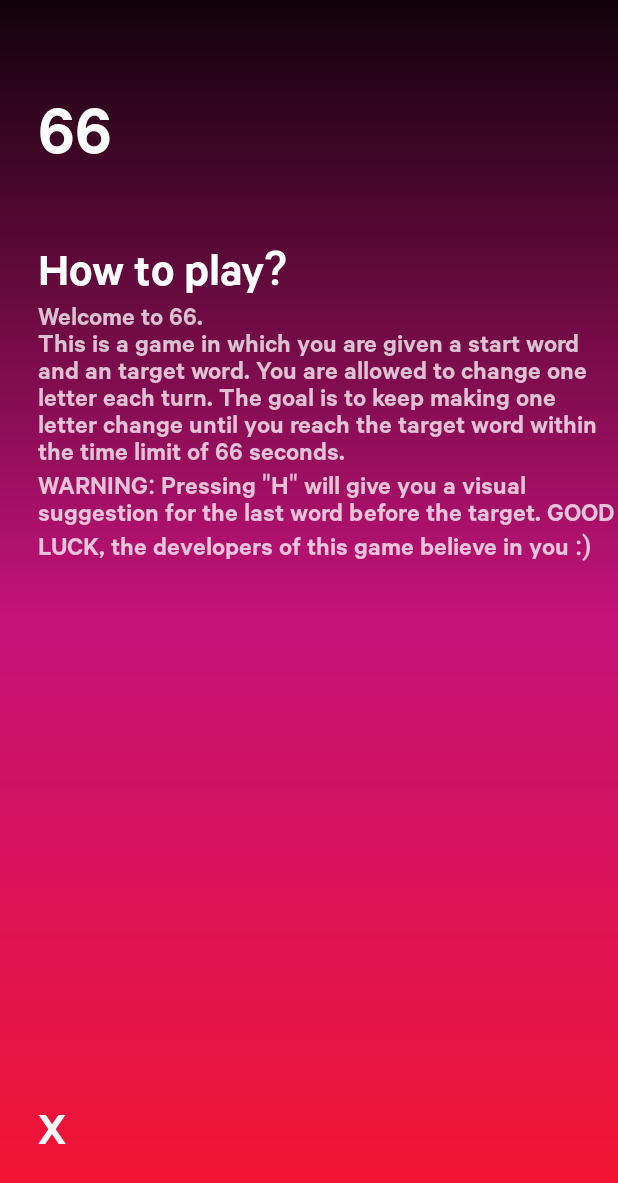
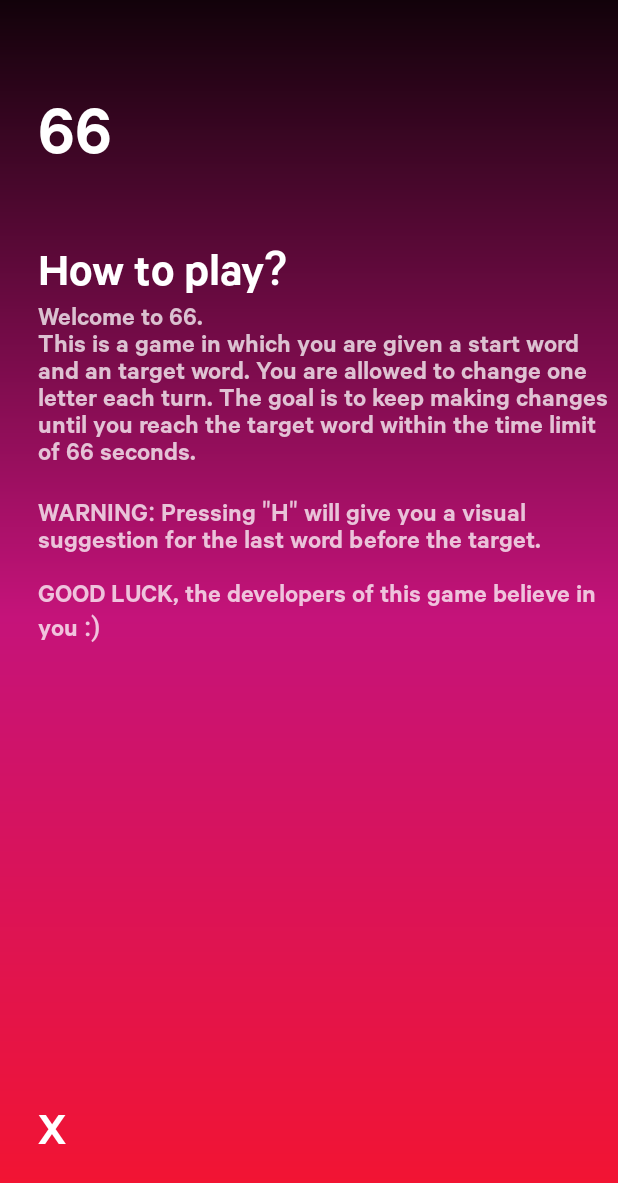
Before and after one commit to DJCoder12/66-Android-App, an Android app: the screen it shows after launch (MainActivity), after a tap on an icon or button, on a phone screen of 412 x 824 dp. Shown: the top 1183 px of the screen. Run offline under Robolectric (Android 15) with nearby library versions, the phone set to English and light mode, and no system bars; our stand-ins replace Picasso; libraries missing offline, so code that uses them is left out: com.transitionseverywhere, org.json.simple; pictures from the network do not load; 6 statements that could not run were skipped.

Commit message:
Hint will be hidden if the game finishes while it is turned on

```diff
--- a/app/src/main/java/com/mad/wordly/MainActivity.java
+++ b/app/src/main/java/com/mad/wordly/MainActivity.java
@@ -317,7 +317,7 @@ public class MainActivity extends AppCompatActivity {
                     howTW.setTextColor(Color.parseColor("#ffffff"));
                     statsTW.setVisibility(View.GONE);
                     howLabelTW.setVisibility(View.VISIBLE);
-                    howBodyTW.setText("Welcome to 66. \nThis is a game in which you are given a start word and an target word. You are allowed to change one letter each turn. The goal is to keep making one letter change until you reach the target word within the time limit of 66 seconds. \nWARNING: Pressing \"H\" will give you a visual suggestion for the last word before the target. GOOD LUCK, the developers of this game believe in you :)");
+                    howBodyTW.setText("Welcome to 66. \nThis is a game in which you are given a start word and an target word. You are allowed to change one letter each turn. The goal is to keep making changes until you reach the target word within the time limit of 66 seconds. \n\nWARNING: Pressing \"H\" will give you a visual suggestion for the last word before the target. \n\nGOOD LUCK, the developers of this game believe in you :)");
                     howBodyTW.setVisibility(View.VISIBLE);
                     fullScreen();
                 } else {
@@ -629,6 +629,8 @@ class MyGestureListener extends GestureDetector.SimpleOnGestureListener {
         lastWordTW.setVisibility(View.GONE);
         wordInput.setVisibility(View.GONE);
         howTW.setVisibility(View.VISIBLE);
+        hintText.setVisibility(View.GONE);
+        hintImage.setVisibility(View.GONE);
     }
 
     // Gradient background methods
```
